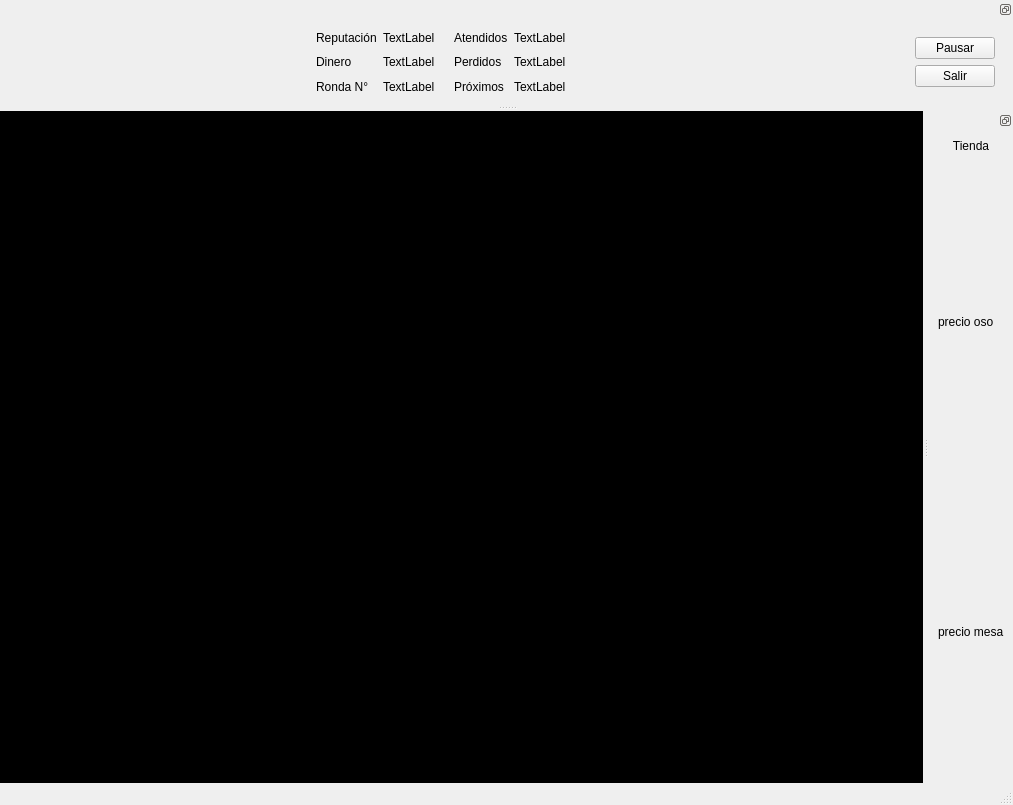
Old version of the form Tareas/T02/frontend/data/juego.ui in the repository benjavicente/iic2233.
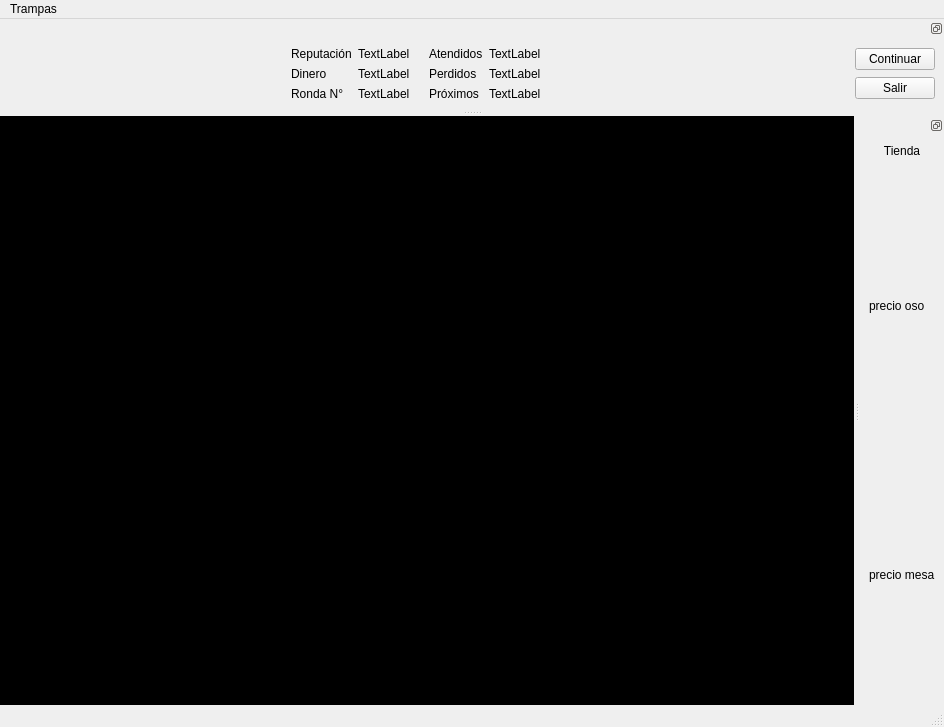
New version of the form. Icons and pictures are not drawn.

Commit message: Estilos de la ventana de juego

```diff
--- a/Tareas/T02/frontend/data/juego.ui
+++ b/Tareas/T02/frontend/data/juego.ui
@@ -6,8 +6,8 @@
    <rect>
     <x>0</x>
     <y>0</y>
-    <width>1013</width>
-    <height>805</height>
+    <width>944</width>
+    <height>727</height>
    </rect>
   </property>
   <property name="sizePolicy">
@@ -29,12 +29,6 @@
      <verstretch>0</verstretch>
     </sizepolicy>
    </property>
-   <property name="minimumSize">
-    <size>
-     <width>800</width>
-     <height>500</height>
-    </size>
-   </property>
    <property name="styleSheet">
     <string notr="true">#main_widget {background-color: black;}</string>
    </property>
@@ -81,33 +75,38 @@
      </spacer>
     </item>
     <item row="1" column="1">
-     <widget class="QWidget" name="game_map" native="true">
+     <widget class="QWidget" name="game_area" native="true">
+      <property name="sizePolicy">
+       <sizepolicy hsizetype="Expanding" vsizetype="Expanding">
+        <horstretch>0</horstretch>
+        <verstretch>0</verstretch>
+       </sizepolicy>
+      </property>
       <property name="minimumSize">
        <size>
-        <width>800</width>
-        <height>500</height>
+        <width>200</width>
+        <height>100</height>
        </size>
       </property>
-      <layout class="QGridLayout" name="gridLayout_2">
-       <item row="0" column="0">
-        <widget class="QLabel" name="backgorund">
-         <property name="sizePolicy">
-          <sizepolicy hsizetype="Preferred" vsizetype="Preferred">
-           <horstretch>0</horstretch>
-           <verstretch>0</verstretch>
-          </sizepolicy>
-         </property>
-         <property name="text">
-          <string/>
-         </property>
-         <property name="pixmap">
-          <pixmap>../../sprites/mapa/mapa_2.png</pixmap>
-         </property>
-         <property name="scaledContents">
-          <bool>true</bool>
-         </property>
-        </widget>
-       </item>
+      <property name="styleSheet">
+       <string notr="true"/>
+      </property>
+      <layout class="QGridLayout" name="gridLayout_4">
+       <property name="leftMargin">
+        <number>0</number>
+       </property>
+       <property name="topMargin">
+        <number>0</number>
+       </property>
+       <property name="rightMargin">
+        <number>0</number>
+       </property>
+       <property name="bottomMargin">
+        <number>0</number>
+       </property>
+       <property name="spacing">
+        <number>0</number>
+       </property>
       </layout>
      </widget>
     </item>
@@ -144,19 +143,22 @@
     <rect>
      <x>0</x>
      <y>0</y>
-     <width>1013</width>
+     <width>944</width>
      <height>26</height>
     </rect>
    </property>
+   <widget class="QMenu" name="menuTrampas">
+    <property name="title">
+     <string>Trampas</string>
+    </property>
+    <addaction name="imprimir_dinero"/>
+    <addaction name="comrar_reputacion"/>
+    <addaction name="terminar_ronda"/>
+   </widget>
+   <addaction name="menuTrampas"/>
   </widget>
   <widget class="QStatusBar" name="statusbar"/>
   <widget class="QDockWidget" name="dock_derecha">
-   <property name="autoFillBackground">
-    <bool>false</bool>
-   </property>
-   <property name="styleSheet">
-    <string notr="true">backgorund-color: red</string>
-   </property>
    <property name="features">
     <set>QDockWidget::DockWidgetFloatable|QDockWidget::DockWidgetMovable</set>
    </property>
@@ -452,30 +454,25 @@
       </spacer>
      </item>
      <item>
-      <widget class="QWidget" name="widget" native="true">
-       <property name="sizePolicy">
-        <sizepolicy hsizetype="Maximum" vsizetype="Preferred">
-         <horstretch>0</horstretch>
-         <verstretch>0</verstretch>
-        </sizepolicy>
-       </property>
-       <layout class="QVBoxLayout" name="verticalLayout">
-        <item>
-         <widget class="QPushButton" name="boton_pausar">
-          <property name="text">
-           <string>Pausar</string>
-          </property>
-         </widget>
-        </item>
-        <item>
-         <widget class="QPushButton" name="boton_salir">
-          <property name="text">
-           <string>Salir</string>
-          </property>
-         </widget>
-        </item>
-       </layout>
-      </widget>
+      <layout class="QVBoxLayout" name="verticalLayout_3">
+       <item>
+        <widget class="QPushButton" name="button_time">
+         <property name="text">
+          <string>Continuar</string>
+         </property>
+        </widget>
+       </item>
+       <item>
+        <widget class="QPushButton" name="button_exit">
+         <property name="enabled">
+          <bool>true</bool>
+         </property>
+         <property name="text">
+          <string notr="true">Salir</string>
+         </property>
+        </widget>
+       </item>
+      </layout>
      </item>
     </layout>
    </widget>
```
Left out of the diff: 88 changed lines with no effect on the pictures. The commit also changes 3 other files.
